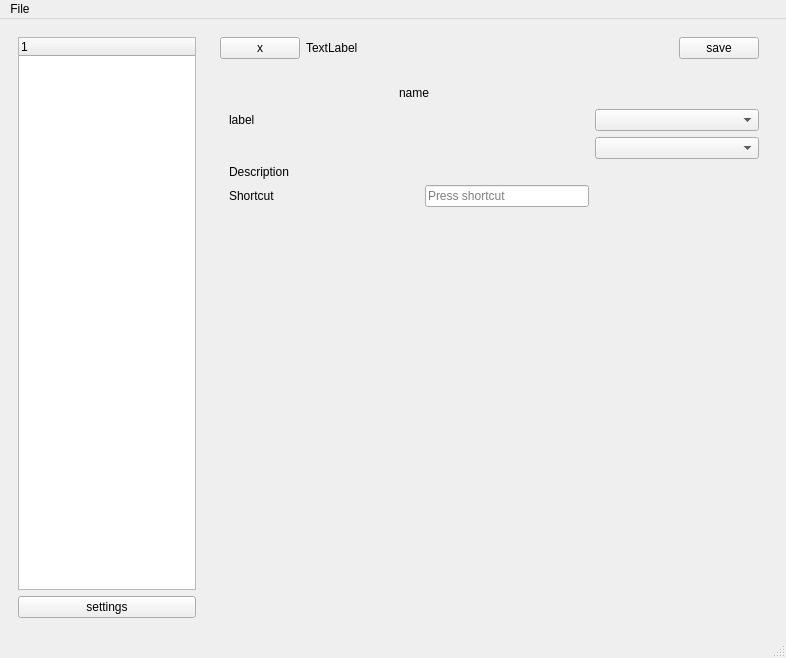
Above: src/AppMainUi.ui from Vaisakhkm2625/keyboardcontrol before the change. Below: the same form after it.
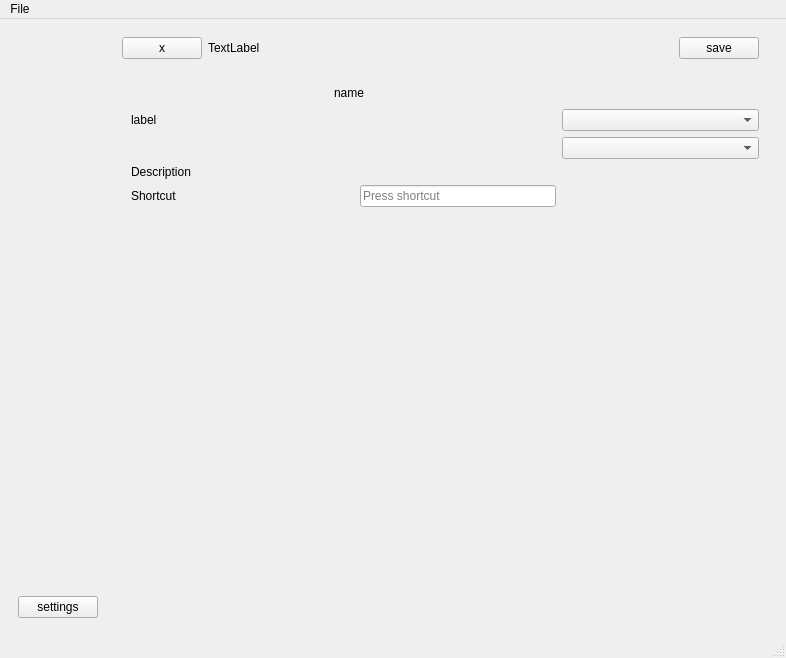
That is the form after the change. Icons and pictures are not drawn.

```diff
--- a/src/AppMainUi.ui
+++ b/src/AppMainUi.ui
@@ -210,13 +210,7 @@
      <widget class="QWidget" name="sidebar_widget" native="true">
       <layout class="QVBoxLayout" name="verticalLayout_2">
        <item>
-        <widget class="QTreeWidget" name="treeWidget">
-         <column>
-          <property name="text">
-           <string notr="true">1</string>
-          </property>
-         </column>
-        </widget>
+        <widget class="QWidget" name="filetree_wrapper" native="true"/>
        </item>
        <item>
         <widget class="QPushButton" name="settings_button">
```
